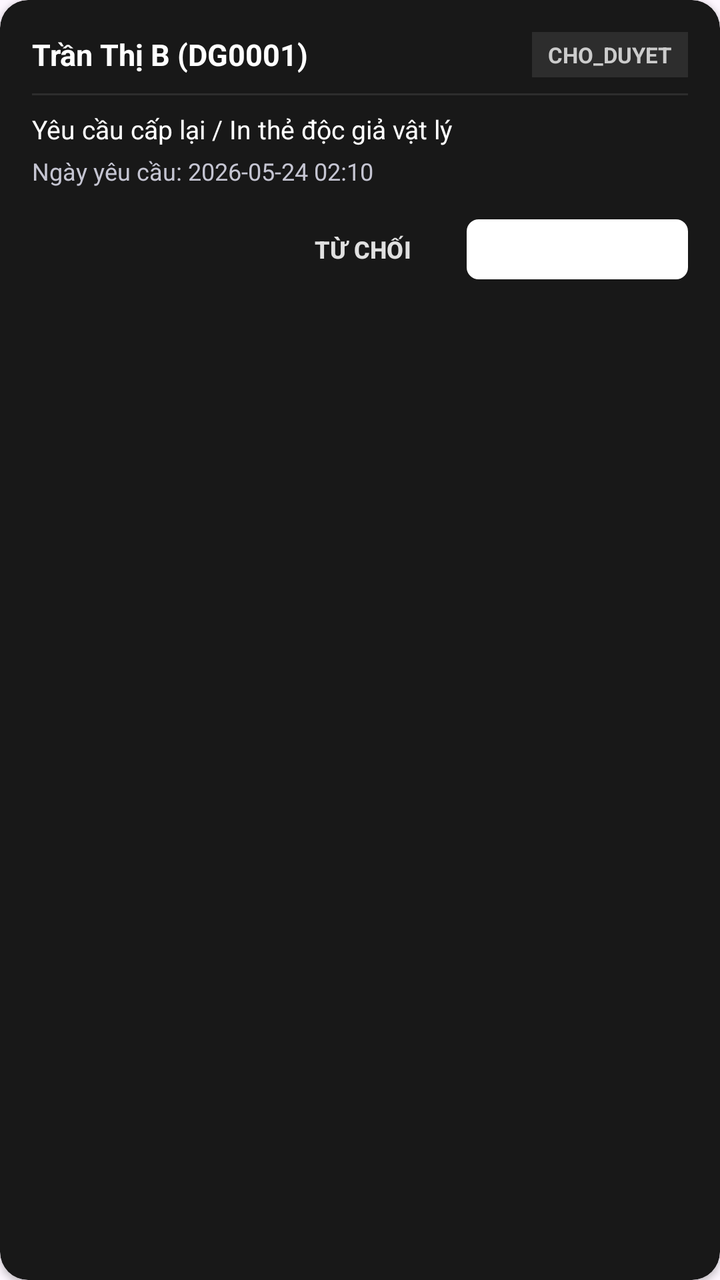
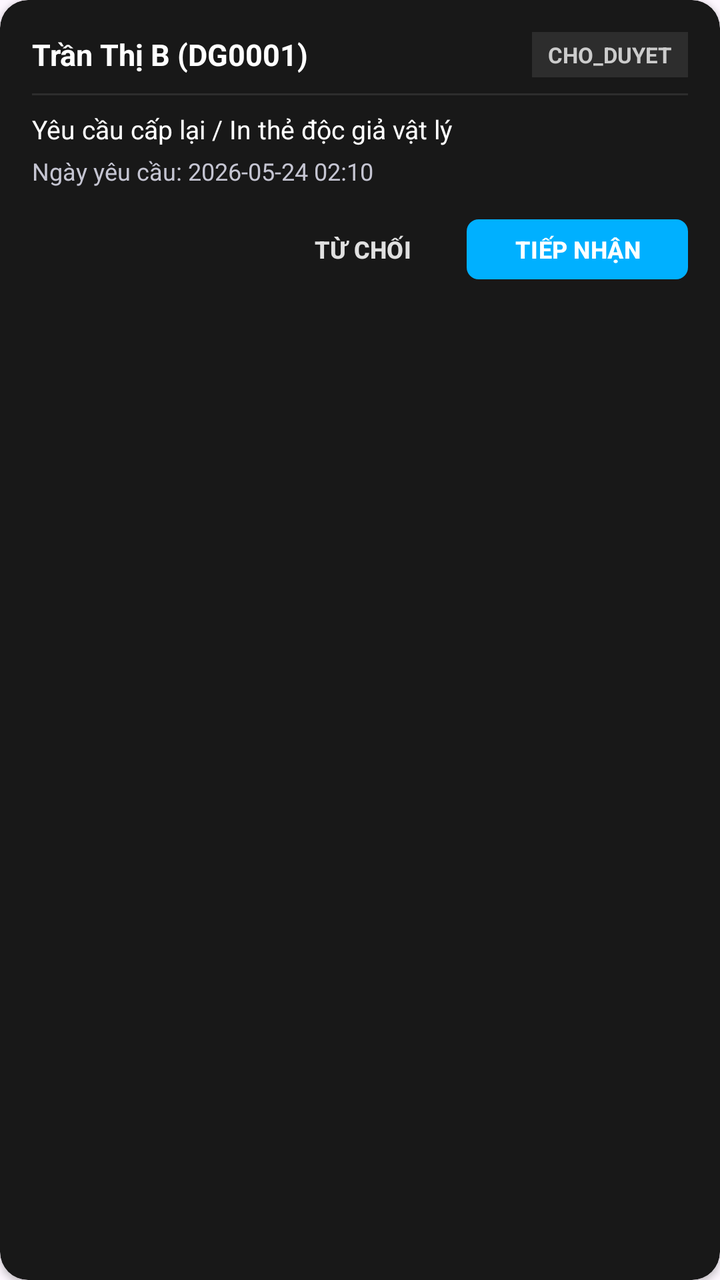

Before-and-after screenshots of an Android layout around one commit, followed by the original layout XML and the change that was made.
<!-- AndroidManifest.xml: application theme Theme.QLTV -->
<!-- res/layout/item_request_card.xml -->
<?xml version="1.0" encoding="utf-8"?>
<androidx.cardview.widget.CardView xmlns:android="http://schemas.android.com/apk/res/android"
    xmlns:app="http://schemas.android.com/apk/res-auto"
    android:layout_width="match_parent"
    android:layout_height="wrap_content"
    android:layout_marginHorizontal="4dp"
    android:layout_marginVertical="6dp"
    app:cardBackgroundColor="#181818"
    app:cardCornerRadius="14dp"
    app:cardElevation="2dp">

    <LinearLayout
        android:layout_width="match_parent"
        android:layout_height="wrap_content"
        android:orientation="vertical"
        android:padding="16dp">

        <LinearLayout
            android:layout_width="match_parent"
            android:layout_height="wrap_content"
            android:gravity="center_vertical"
            android:orientation="horizontal">

            <TextView
                android:id="@+id/txtCardReqReader"
                android:layout_width="0dp"
                android:layout_height="wrap_content"
                android:layout_weight="1"
                android:text="Trần Thị B (DG0001)"
                android:textColor="#FFFFFF"
                android:textSize="15sp"
                android:textStyle="bold" />

            <TextView
                android:id="@+id/badgeCardReqStatus"
                android:layout_width="wrap_content"
                android:layout_height="wrap_content"
                android:background="#2D2D2D"
                android:paddingHorizontal="8dp"
                android:paddingVertical="4dp"
                android:text="CHO_DUYET"
                android:textColor="#CCCCCC"
                android:textSize="11sp"
                android:textStyle="bold" />
        </LinearLayout>

        <View
            android:layout_width="match_parent"
            android:layout_height="1dp"
            android:layout_marginVertical="8dp"
            android:background="#2D2D2D" />

        <TextView
            android:layout_width="wrap_content"
            android:layout_height="wrap_content"
            android:text="Yêu cầu cấp lại / In thẻ độc giả vật lý"
            android:textColor="#FFFFFF"
            android:textSize="13sp" />

        <TextView
            android:id="@+id/txtCardReqDate"
            android:layout_width="wrap_content"
            android:layout_height="wrap_content"
            android:layout_marginTop="4dp"
            android:text="Ngày yêu cầu: 2026-05-24 02:10"
            android:textColor="#C5C5D2"
            android:textSize="12sp" />

        <LinearLayout
            android:id="@+id/layoutCardReqActions"
            android:layout_width="match_parent"
            android:layout_height="wrap_content"
            android:layout_marginTop="12dp"
            android:gravity="end"
            android:orientation="horizontal">

            <com.google.android.material.button.MaterialButton
                android:id="@+id/btnRejectCardReq"
                style="@style/Widget.Material3.Button.TextButton"
                android:layout_width="wrap_content"
                android:layout_height="38dp"
                android:text="TỪ CHỐI"
                android:textColor="#E0E0E0"
                android:textSize="12sp"
                android:textStyle="bold" />

            <com.google.android.material.button.MaterialButton
                android:id="@+id/btnApproveCardReq"
                android:layout_width="wrap_content"
                android:layout_height="38dp"
                android:layout_marginStart="8dp"
                android:text="TIẾP NHẬN"
                android:textColor="#FFFFFF"
                android:textSize="12sp"
                android:textStyle="bold"
                app:backgroundTint="#FFFFFF"
                app:cornerRadius="6dp" />

            <com.google.android.material.button.MaterialButton
                android:id="@+id/btnPrintCardReq"
                android:layout_width="wrap_content"
                android:layout_height="38dp"
                android:layout_marginStart="8dp"
                android:text="ĐÃ IN THẺ"
                android:textColor="#FFFFFF"
                android:textSize="12sp"
                android:textStyle="bold"
                android:visibility="gone"
                app:backgroundTint="#B0B0B0"
                app:cornerRadius="6dp" />

            <com.google.android.material.button.MaterialButton
                android:id="@+id/btnConfirmCardPickup"
                android:layout_width="wrap_content"
                android:layout_height="38dp"
                android:layout_marginStart="8dp"
                android:text="ĐÃ GIAO THẺ"
                android:textColor="#FFFFFF"
                android:textSize="12sp"
                android:textStyle="bold"
                android:visibility="gone"
                app:backgroundTint="#E0E0E0"
                app:cornerRadius="6dp" />
        </LinearLayout>
    </LinearLayout>
</androidx.cardview.widget.CardView>
<!-- resources referenced by this layout -->
<resources>
  <style name="Theme.QLTV" parent="Base.Theme.QLTV" />
  <style name="Base.Theme.QLTV" parent="Theme.Material3.DayNight.NoActionBar">
          
          
      </style>
</resources>

<!-- the commit's change to res/layout/item_request_card.xml (unified diff, before → after) -->
@@ -93,7 +93,7 @@
                 android:textColor="#FFFFFF"
                 android:textSize="12sp"
                 android:textStyle="bold"
-                app:backgroundTint="#FFFFFF"
+                app:backgroundTint="#00B0FF"
                 app:cornerRadius="6dp" />
 
             <com.google.android.material.button.MaterialButton
@@ -106,7 +106,7 @@
                 android:textSize="12sp"
                 android:textStyle="bold"
                 android:visibility="gone"
-                app:backgroundTint="#B0B0B0"
+                app:backgroundTint="#00B0FF"
                 app:cornerRadius="6dp" />
 
             <com.google.android.material.button.MaterialButton
@@ -119,7 +119,7 @@
                 android:textSize="12sp"
                 android:textStyle="bold"
                 android:visibility="gone"
-                app:backgroundTint="#E0E0E0"
+                app:backgroundTint="#4CAF50"
                 app:cornerRadius="6dp" />
         </LinearLayout>
     </LinearLayout>
